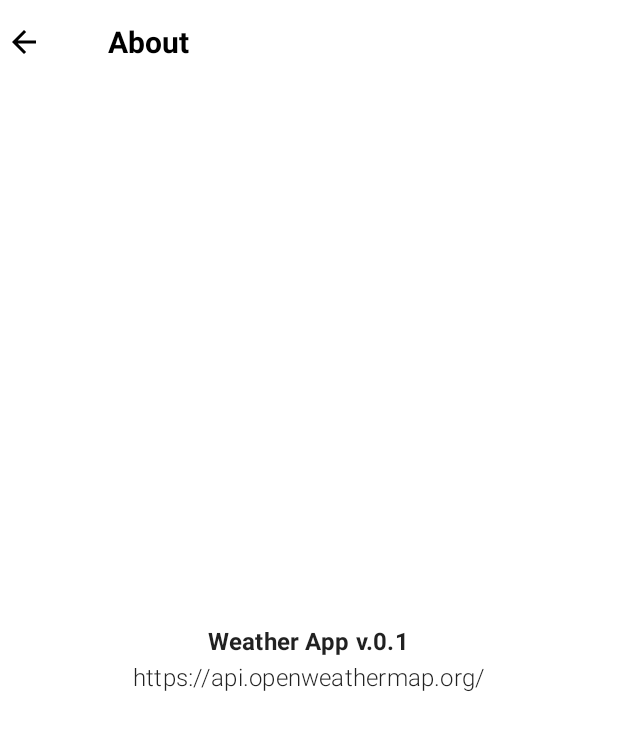
After one commit to Matthew-Oduamafu/weather-forecast-app, an Android app built with Jetpack Compose: the AboutScreen screen opened through its navigation route, on a phone screen of 412 x 824 dp. The commit adds this screen. Shown: the top 730 px of the screen. Run offline under Robolectric (Android 15) with nearby library versions, the phone set to English and light mode, and no system bars; our stand-ins replace Dagger/Hilt's generated code.

Commit message:
6th Commit Drop down (more menu(:)) added and working About Screen added and working fine
Favorite screen and settings screen added but yet to implement

```diff
--- a/app/src/main/java/mattie/freelancer/weatherforecast/navigations/WeatherNavigation.kt
+++ b/app/src/main/java/mattie/freelancer/weatherforecast/navigations/WeatherNavigation.kt
@@ -2,14 +2,18 @@ package mattie.freelancer.weatherforecast.navigations
 
 import androidx.compose.runtime.Composable
 import androidx.hilt.navigation.compose.hiltViewModel
+import androidx.navigation.NavHostController
 import androidx.navigation.NavType
 import androidx.navigation.compose.NavHost
 import androidx.navigation.compose.composable
 import androidx.navigation.compose.rememberNavController
 import androidx.navigation.navArgument
+import mattie.freelancer.weatherforecast.screens.about.AboutScreen
+import mattie.freelancer.weatherforecast.screens.favorites.FavoritesScreen
 import mattie.freelancer.weatherforecast.screens.main.MainScreen
 import mattie.freelancer.weatherforecast.screens.main.MainViewModel
 import mattie.freelancer.weatherforecast.screens.search_screen.SearchScreen
+import mattie.freelancer.weatherforecast.screens.settings.SettingsScreen
 import mattie.freelancer.weatherforecast.screens.splash.WeatherSplashScreen
 
 @Composable
@@ -38,6 +42,18 @@ fun WeatherNavigation() {
             composable(WeatherScreens.SEARCH_SCREEN.name)    {
                 SearchScreen(navController)
             }
+
+            composable(WeatherScreens.ABOUT_SCREEN.name)    {
+                AboutScreen(navController = navController)
+            }
+
+            composable(WeatherScreens.SETTING_SCREEN.name)    {
+                SettingsScreen(navController = navController)
+            }
+
+            composable(WeatherScreens.FAVORITE_SCREEN.name)    {
+                FavoritesScreen(navController = navController)
+            }
         }
     )
 }
--- /dev/null
+++ b/app/src/main/java/mattie/freelancer/weatherforecast/screens/about/AboutScreen.kt
@@ -0,0 +1,63 @@
+package mattie.freelancer.weatherforecast.screens.about
+
+import android.annotation.SuppressLint
+import androidx.compose.foundation.layout.*
+import androidx.compose.material.MaterialTheme
+import androidx.compose.material.Scaffold
+import androidx.compose.material.Surface
+import androidx.compose.material.Text
+import androidx.compose.material.icons.Icons
+import androidx.compose.material.icons.filled.ArrowBack
+import androidx.compose.runtime.Composable
+import androidx.compose.ui.Alignment
+import androidx.compose.ui.Modifier
+import androidx.compose.ui.res.stringResource
+import androidx.compose.ui.text.font.FontWeight
+import androidx.compose.ui.unit.dp
+import androidx.navigation.NavHostController
+import mattie.freelancer.weatherforecast.R
+import mattie.freelancer.weatherforecast.utils.Constants
+import mattie.freelancer.weatherforecast.widgets.WeatherAppBar
+
+
+@SuppressLint("UnusedMaterialScaffoldPaddingParameter")
+@Composable
+fun AboutScreen(navController: NavHostController) {
+    Scaffold(
+        topBar = {
+            WeatherAppBar(
+                title = "About",
+                icon = Icons.Default.ArrowBack,
+                navController = navController,
+                isMainScreen = false,
+                onButtonClicked = { navController.popBackStack() }
+            )
+        }
+    ) {
+        Surface(
+            modifier = Modifier
+                .fillMaxWidth()
+                .fillMaxHeight()
+        ) {
+            Column(
+                modifier = Modifier
+                    .padding(16.dp)
+                    .fillMaxWidth()
+                    .fillMaxHeight(),
+                verticalArrangement = Arrangement.Center,
+                horizontalAlignment = Alignment.CenterHorizontally
+            ) {
+                Text(
+                    text = stringResource(id = R.string.about_app),
+                    style = MaterialTheme.typography.subtitle1,
+                    fontWeight = FontWeight.Bold
+                )
+                Text(
+                    text = stringResource(id = R.string.api_used),
+                    style = MaterialTheme.typography.subtitle1,
+                    fontWeight = FontWeight.Light
+                )
+            }
+        }
+    }
+}
--- a/app/src/main/res/values/strings.xml
+++ b/app/src/main/res/values/strings.xml
@@ -1,3 +1,5 @@
 <resources>
     <string name="app_name">Weather Forecast</string>
+    <string name="about_app">Weather App v.0.1</string>
+    <string name="api_used">https://api.openweathermap.org/</string>
 </resources>
```
Also changed, not shown: app/src/main/java/mattie/freelancer/weatherforecast/screens/favorites/FavoritesScreen.kt (added, +10 -0 lines), app/src/main/java/mattie/freelancer/weatherforecast/screens/settings/SettingsScreen.kt (added, +10 -0 lines), app/src/main/java/mattie/freelancer/weatherforecast/widgets/WeatherAppBar.kt (+87 -5 lines).
